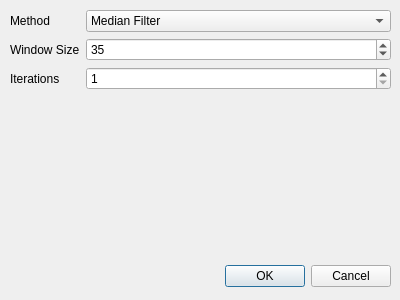
The window that baselinedialog.ui (VespucciProject/Vespucci) describes before a commit, drawn with Qt 5.
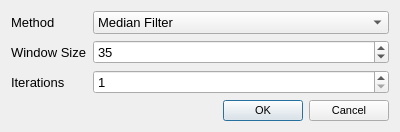
The same window after the commit.

Commit message: UI enhancements (larger dialogs with larger font (10 pt instead of 8 pt), plot preview interactions (mouse wheel zoom, drag), simplification of forms). Implementation of composite datasets through MetaDataset and MetaDatasetDialog.

What changed in the file:
```diff
--- a/baselinedialog.ui
+++ b/baselinedialog.ui
@@ -7,37 +7,17 @@
     <x>0</x>
     <y>0</y>
     <width>400</width>
-    <height>300</height>
+    <height>119</height>
    </rect>
   </property>
+  <property name="font">
+   <font>
+    <pointsize>10</pointsize>
+   </font>
+  </property>
   <property name="windowTitle">
    <string>Correct Baseline</string>
   </property>
-  <widget class="QDialogButtonBox" name="buttonBox">
-   <property name="geometry">
-    <rect>
-     <x>50</x>
-     <y>260</y>
-     <width>341</width>
-     <height>32</height>
-    </rect>
-   </property>
-   <property name="orientation">
-    <enum>Qt::Horizontal</enum>
-   </property>
-   <property name="standardButtons">
-    <set>QDialogButtonBox::Cancel|QDialogButtonBox::Ok</set>
-   </property>
-  </widget>
-  <widget class="QWidget" name="formLayoutWidget">
-   <property name="geometry">
-    <rect>
-     <x>10</x>
-     <y>10</y>
-     <width>381</width>
-     <height>241</height>
-    </rect>
-   </property>
    <layout class="QFormLayout" name="formLayout">
     <item row="0" column="0">
      <widget class="QLabel" name="label">
@@ -95,8 +75,22 @@
       </property>
      </widget>
     </item>
-   </layout>
-  </widget>
+   <item row="3" column="1">
+    <widget class="QDialogButtonBox" name="buttonBox">
+     <property name="font">
+      <font>
+       <pointsize>8</pointsize>
+      </font>
+     </property>
+     <property name="orientation">
+      <enum>Qt::Horizontal</enum>
+     </property>
+     <property name="standardButtons">
+      <set>QDialogButtonBox::Cancel|QDialogButtonBox::Ok</set>
+     </property>
+    </widget>
+   </item>
+  </layout>
  </widget>
  <resources/>
  <connections>
```
Lines whose indentation alone changed are shown as unchanged. The commit also changes 36 other files.
